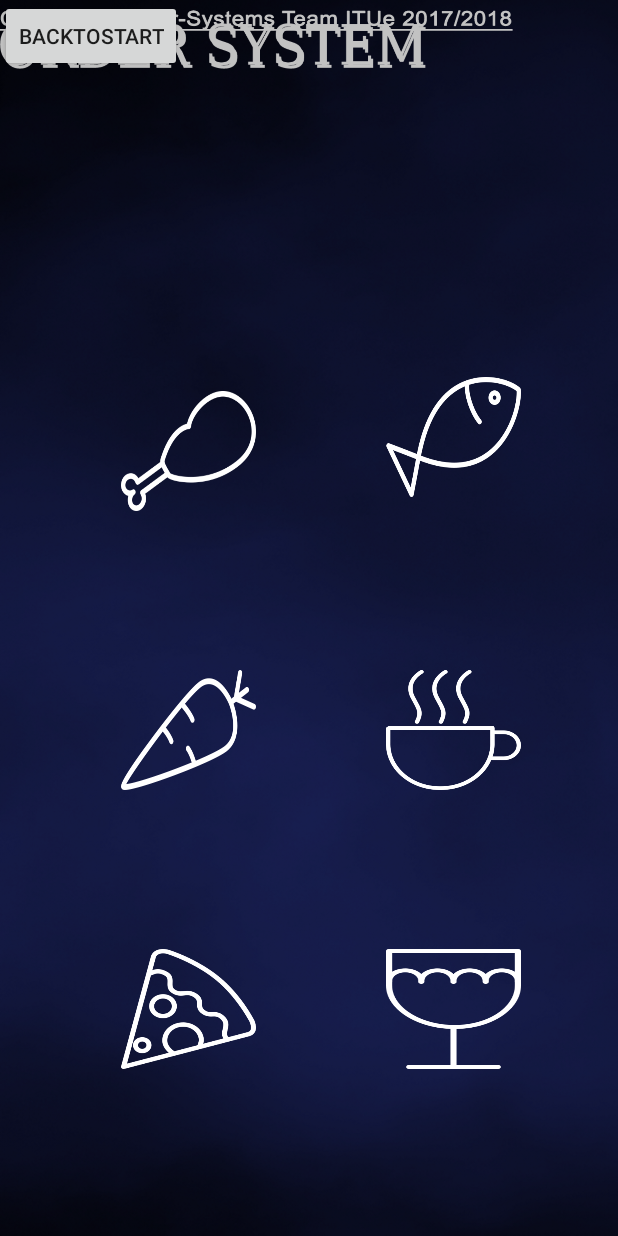
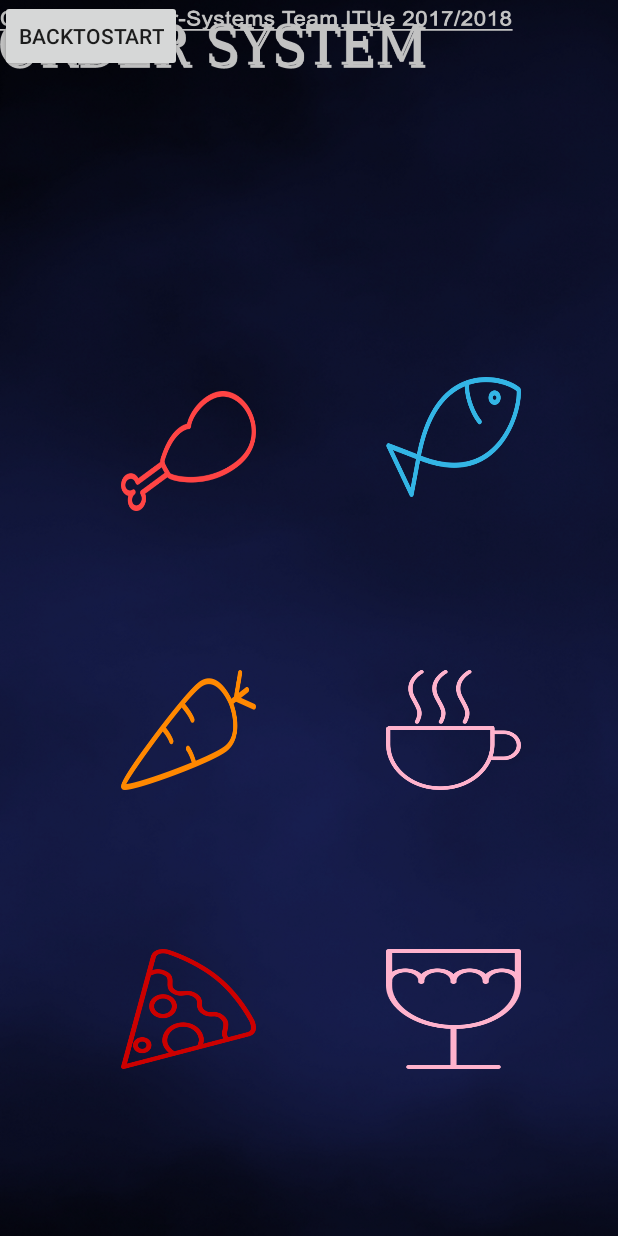
Before and after one commit to UserInterfaceProjectBrno/UIProj, an Android app: the order_main_menu screen opened directly, with no data from a screen before it, on a phone screen of 412 x 824 dp. Run offline under Robolectric (Android 15) with nearby library versions, the phone set to English and light mode, and no system bars.

Commit message:
Nikos445

```diff
--- a/app/src/main/res/layout/activity_order_main_menu.xml
+++ b/app/src/main/res/layout/activity_order_main_menu.xml
@@ -39,6 +39,7 @@
         android:layout_height="80dp"
         android:background="@android:color/transparent"
         android:scaleType="fitXY"
+        android:tint="@android:color/holo_red_light"
         app:layout_constraintBottom_toBottomOf="parent"
         app:layout_constraintHorizontal_bias="0.25"
         app:layout_constraintLeft_toLeftOf="parent"
@@ -53,6 +54,7 @@
         android:layout_height="80dp"
         android:background="@android:color/transparent"
         android:scaleType="fitXY"
+        android:tint="@android:color/holo_orange_dark"
         app:layout_constraintBottom_toBottomOf="parent"
         app:layout_constraintHorizontal_bias="0.251"
         app:layout_constraintLeft_toLeftOf="parent"
@@ -67,6 +69,7 @@
         android:layout_height="80dp"
         android:background="@android:color/transparent"
         android:scaleType="fitXY"
+        android:tint="?android:attr/textColorHighlight"
         app:layout_constraintBottom_toBottomOf="parent"
         app:layout_constraintHorizontal_bias="0.8"
         app:layout_constraintLeft_toLeftOf="parent"
@@ -81,6 +84,7 @@
         android:layout_height="80dp"
         android:background="@android:color/transparent"
         android:scaleType="fitXY"
+        android:tint="@android:color/holo_blue_light"
         app:layout_constraintBottom_toBottomOf="parent"
         app:layout_constraintHorizontal_bias="0.8"
         app:layout_constraintLeft_toLeftOf="parent"
@@ -95,6 +99,7 @@
         android:layout_height="80dp"
         android:background="@android:color/transparent"
         android:scaleType="fitXY"
+        android:tint="@android:color/holo_red_dark"
         app:layout_constraintBottom_toBottomOf="parent"
         app:layout_constraintHorizontal_bias="0.25"
         app:layout_constraintLeft_toLeftOf="parent"
@@ -109,6 +114,7 @@
         android:layout_height="80dp"
         android:background="@android:color/transparent"
         android:scaleType="fitXY"
+        android:tint="?android:attr/textColorHighlight"
         app:layout_constraintBottom_toBottomOf="parent"
         app:layout_constraintHorizontal_bias="0.8"
         app:layout_constraintLeft_toLeftOf="parent"
```
